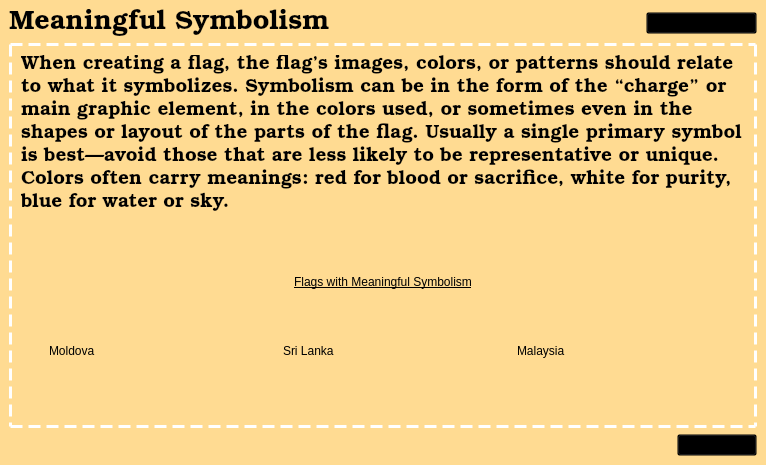
Above: meaningfulsymbolismlesson.ui from zxjorge/EDApp before the change. Below: the same form after it.
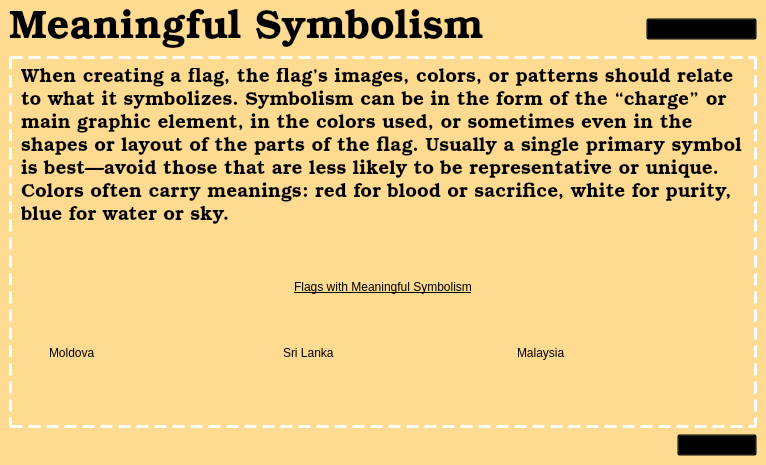
That is the form after the change. The open tabs and pages were chosen to show the change. Icons and pictures are not drawn.

Diff of the .ui file:
```diff
--- a/meaningfulsymbolismlesson.ui
+++ b/meaningfulsymbolismlesson.ui
@@ -32,7 +32,7 @@
             <property name="font">
              <font>
               <family>Bookman Old Style</family>
-              <pointsize>20</pointsize>
+              <pointsize>30</pointsize>
               <italic>false</italic>
               <bold>false</bold>
              </font>
```
Left out of the diff: 8 changed lines with no effect on the pictures.
